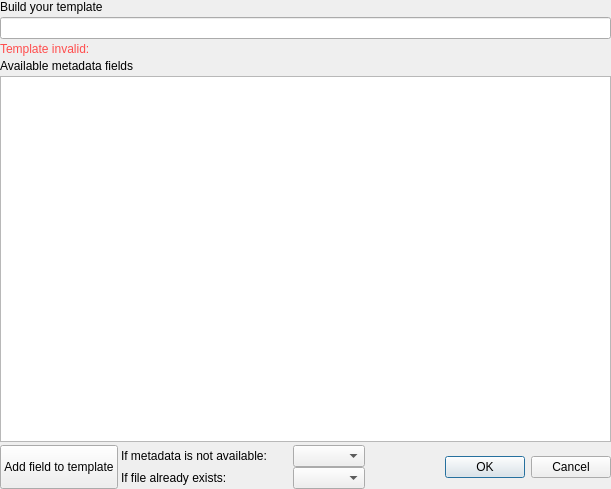
This is exif_rename_builder_dialog.ui in dgudim/qt_disk-deduper as Qt 5 draws it before an edit. The edited form follows.
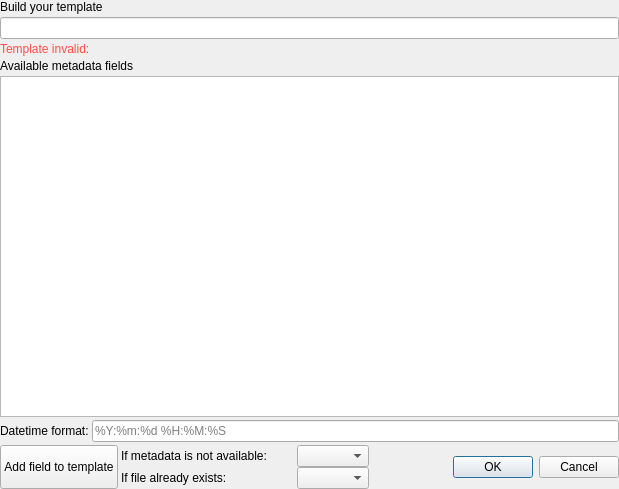
This is the edited form.

Commit message: added datetime format setting

```diff
--- a/exif_rename_builder_dialog.ui
+++ b/exif_rename_builder_dialog.ui
@@ -6,7 +6,7 @@
    <rect>
     <x>0</x>
     <y>0</y>
-    <width>611</width>
+    <width>619</width>
     <height>489</height>
    </rect>
   </property>
@@ -59,6 +59,30 @@
    <item>
     <widget class="QListWidget" name="availbale_metaFields"/>
    </item>
+   <item>
+    <layout class="QHBoxLayout" name="horizontalLayout_4">
+     <property name="spacing">
+      <number>3</number>
+     </property>
+     <property name="topMargin">
+      <number>0</number>
+     </property>
+     <item>
+      <widget class="QLabel" name="label_5">
+       <property name="text">
+        <string>Datetime format:</string>
+       </property>
+      </widget>
+     </item>
+     <item>
+      <widget class="QLineEdit" name="datetime_format_edit">
+       <property name="placeholderText">
+        <string>%Y:%m:%d %H:%M:%S</string>
+       </property>
+      </widget>
+     </item>
+    </layout>
+   </item>
    <item>
     <layout class="QHBoxLayout" name="horizontalLayout">
      <property name="topMargin">
```
The commit also changes 6 other files.
